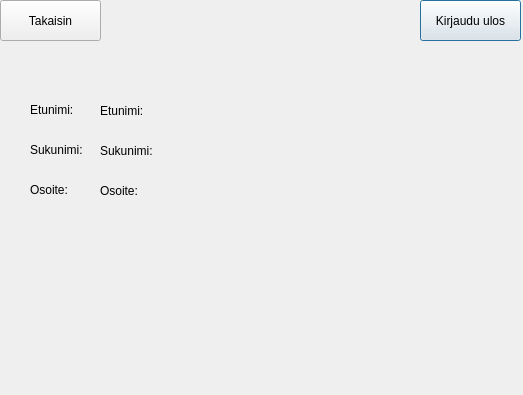
Above: bank_automat/data.ui from 25kmo-project/group_7 before the change. Below: the same form after it.
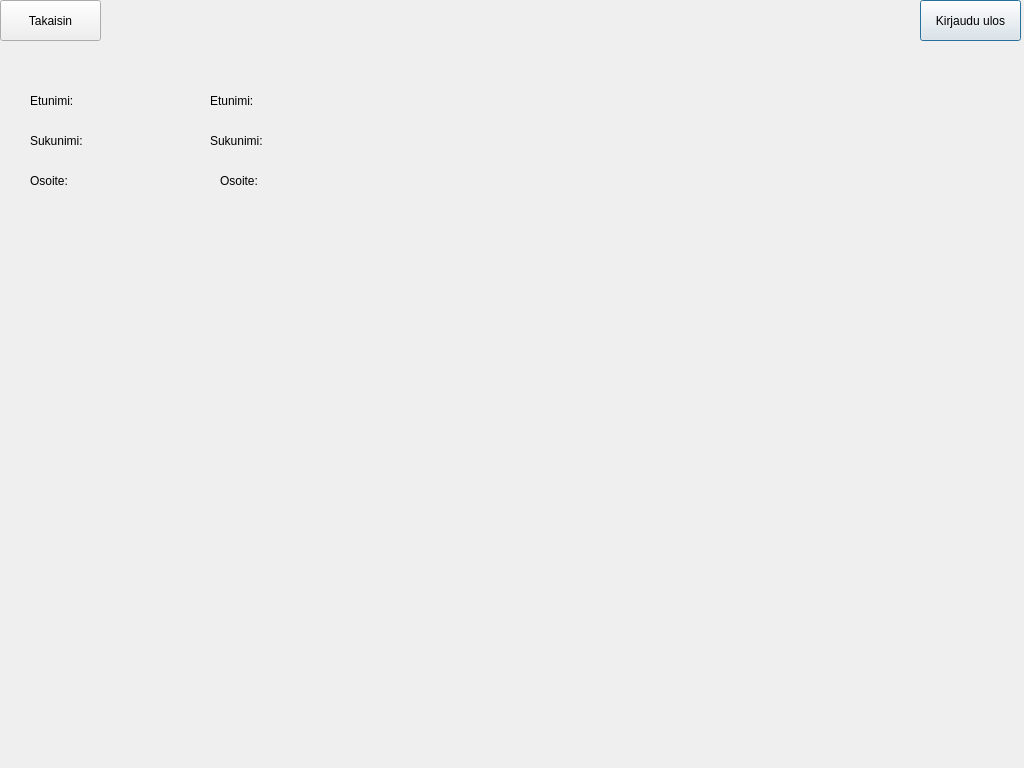
That is the form after the change.

What changed in the file:
```diff
--- a/bank_automat/data.ui
+++ b/bank_automat/data.ui
@@ -6,18 +6,24 @@
    <rect>
     <x>0</x>
     <y>0</y>
-    <width>523</width>
-    <height>395</height>
+    <width>1024</width>
+    <height>768</height>
    </rect>
   </property>
+  <property name="minimumSize">
+   <size>
+    <width>1024</width>
+    <height>768</height>
+   </size>
+  </property>
   <property name="windowTitle">
    <string>Dialog</string>
   </property>
   <widget class="QLabel" name="labelFirstName">
    <property name="geometry">
     <rect>
-     <x>100</x>
-     <y>90</y>
+     <x>210</x>
+     <y>80</y>
      <width>131</width>
      <height>41</height>
     </rect>
@@ -29,8 +35,8 @@
   <widget class="QLabel" name="labelLastName">
    <property name="geometry">
     <rect>
-     <x>100</x>
-     <y>130</y>
+     <x>210</x>
+     <y>120</y>
      <width>131</width>
      <height>41</height>
     </rect>
@@ -42,8 +48,8 @@
   <widget class="QLabel" name="labelAddress">
    <property name="geometry">
     <rect>
-     <x>100</x>
-     <y>170</y>
+     <x>220</x>
+     <y>160</y>
      <width>131</width>
      <height>41</height>
     </rect>
@@ -56,9 +62,9 @@
    <property name="geometry">
     <rect>
      <x>30</x>
-     <y>100</y>
-     <width>63</width>
-     <height>20</height>
+     <y>80</y>
+     <width>111</width>
+     <height>41</height>
     </rect>
    </property>
    <property name="text">
@@ -69,9 +75,9 @@
    <property name="geometry">
     <rect>
      <x>30</x>
-     <y>140</y>
-     <width>63</width>
-     <height>20</height>
+     <y>120</y>
+     <width>101</width>
+     <height>41</height>
     </rect>
    </property>
    <property name="text">
@@ -82,9 +88,9 @@
    <property name="geometry">
     <rect>
      <x>30</x>
-     <y>180</y>
-     <width>63</width>
-     <height>20</height>
+     <y>160</y>
+     <width>101</width>
+     <height>41</height>
     </rect>
    </property>
    <property name="text">
@@ -94,7 +100,7 @@
   <widget class="QPushButton" name="btnLogOut">
    <property name="geometry">
     <rect>
-     <x>420</x>
+     <x>920</x>
      <y>0</y>
      <width>101</width>
      <height>41</height>
```
